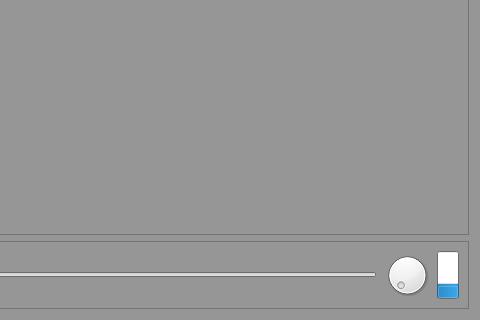
vit-001/fget3, file view/qt_design/video_player_widget.ui: the form before one commit; both pictures show x 206 to 686 and y 207 to 527 of the 686 by 527 pixel window.
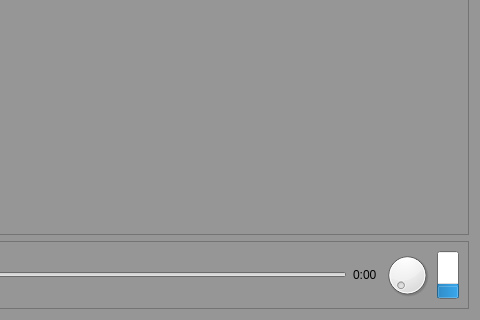
The form after the commit. Icons and pictures are not drawn.

```diff
--- a/view/qt_design/video_player_widget.ui
+++ b/view/qt_design/video_player_widget.ui
@@ -204,6 +204,19 @@
         </property>
        </widget>
       </item>
+      <item>
+       <widget class="QLabel" name="lb_time">
+        <property name="text">
+         <string>0:00</string>
+        </property>
+        <property name="textFormat">
+         <enum>Qt::AutoText</enum>
+        </property>
+        <property name="margin">
+         <number>2</number>
+        </property>
+       </widget>
+      </item>
       <item>
        <widget class="QDial" name="volume">
         <property name="sizePolicy">
```
Left out of the diff: 9 changed lines with no effect on the pictures.
